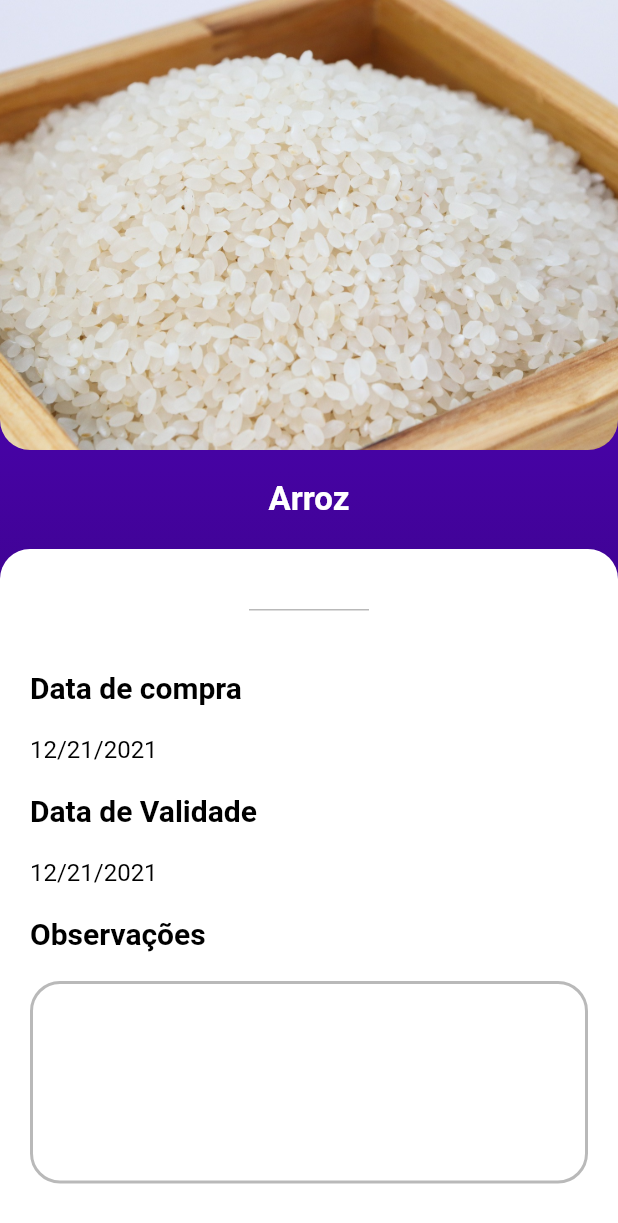
After one commit to gabrielCaio/Kompress, a Flutter app: the Details screen opened by its route, on a phone screen of 412 x 824 dp. The commit adds this screen. Shown: the top 1223 px of the screen. Run offline on Flutter 3.47's test engine with Material 2 defaults, Android fonts, the phone set to English and light mode, and no system bars; our stand-ins replace google_fonts; Roboto replaces fonts that are missing (Domine); project files that could hold a hidden picture were left out.

Commit message:
feat: details page ui completed

```diff
--- a/mobile/lib/app/myapp.dart
+++ b/mobile/lib/app/myapp.dart
@@ -1,4 +1,5 @@
 import 'package:flutter/material.dart';
+import 'package:kompress/app/pages/details.dart';
 
 // Imports das paginas das aplicações
 import 'package:kompress/app/pages/home.dart';
@@ -19,7 +20,7 @@ class MyApp extends StatelessWidget {
       debugShowCheckedModeBanner: false,
       // App title
       title: "Kompress",
-      // This will be the firts page the app will load, make changes accordingly
+      // This will be the first page the app will load, make changes accordingly
       initialRoute: '/home',
       // ALl routes of the aplication
       routes: {
@@ -27,6 +28,7 @@ class MyApp extends StatelessWidget {
         '/register': (context) => const Register(),
         '/home': (context) => const Home(),
         '/edit': (context) => const EditProfile(),
+        '/details': (context) => const Details(),
       },
       // Defining the home page, ### May be not necessary ## TOREVIEW
       home: const Home(),
--- /dev/null
+++ b/mobile/lib/app/pages/details.dart
@@ -0,0 +1,218 @@
+import 'package:flutter/material.dart';
+import 'package:kompress/app/utils/theme.dart';
+
+class Details extends StatefulWidget {
+  const Details({Key? key}) : super(key: key);
+
+  @override
+  _DetailsState createState() => _DetailsState();
+}
+
+class _DetailsState extends State<Details> {
+  String imagePath = "assets/imageAux/Arroz.jpg";
+
+  TextStyle titleStyle = const TextStyle(
+    color: CustomTheme.black,
+    fontSize: 20,
+    fontWeight: FontWeight.bold,
+  );
+
+  TextStyle dataStyle = const TextStyle(
+    color: CustomTheme.black,
+    fontSize: 16,
+    fontWeight: FontWeight.normal,
+  );
+
+  TextStyle nameStyle = const TextStyle(
+    fontSize: 22,
+    fontWeight: FontWeight.bold,
+  );
+
+  void handleAddTagPress() {
+    debugPrint("Adicionar Categoria");
+  }
+
+  @override
+  Widget build(BuildContext context) {
+    return Scaffold(
+      body: SingleChildScrollView(
+        // Page gradient
+        child: Container(
+          decoration: const BoxDecoration(
+            gradient: LinearGradient(
+              colors: [CustomTheme.gradientStart, CustomTheme.gradientEnd],
+              begin: Alignment.topCenter,
+              end: Alignment.bottomCenter,
+            ),
+          ),
+
+          // Page content
+          child: Column(
+            children: [
+              // Image container and style
+              Container(
+                width: MediaQuery.of(context).size.width,
+                height: 300,
+                decoration: BoxDecoration(
+                  image: DecorationImage(
+                    image: AssetImage(imagePath),
+                    fit: BoxFit.cover,
+                  ),
+                  borderRadius: const BorderRadius.only(
+                    bottomLeft: Radius.circular(20),
+                    bottomRight: Radius.circular(20),
+                  ),
+                ),
+              ),
+
+              const SizedBox(height: 20),
+
+              // Item name
+              Text("Arroz", style: nameStyle),
+
+              const SizedBox(height: 20),
+
+              // White container with item data
+              Container(
+                width: MediaQuery.of(context).size.width,
+                padding:
+                    const EdgeInsets.symmetric(horizontal: 20, vertical: 40),
+                decoration: const BoxDecoration(
+                  color: CustomTheme.white,
+                  borderRadius: BorderRadius.only(
+                    topLeft: Radius.circular(20),
+                    topRight: Radius.circular(20),
+                  ),
+                ),
+
+                // Card content
+                child: Column(
+                  children: [
+                    Container(
+                      color: CustomTheme.lightGrey,
+                      width: 80,
+                      height: 1,
+                    ),
+
+                    const SizedBox(height: 40),
+
+                    // Info container
+                    SizedBox(
+                      width: MediaQuery.of(context).size.width,
+                      child: Column(
+                        crossAxisAlignment: CrossAxisAlignment.start,
+                        children: [
+                          // Purchase Date
+                          Text("Data de compra", style: titleStyle),
+                          const SizedBox(height: 20),
+                          Text("12/21/2021", style: dataStyle),
+
+                          const SizedBox(height: 20),
+
+                          // Expire date
+                          Text("Data de Validade", style: titleStyle),
+                          const SizedBox(height: 20),
+                          Text("12/21/2021", style: dataStyle),
+
+                          const SizedBox(height: 20),
+
+                          // Observation
+                          Text("Observações", style: titleStyle),
+                          const SizedBox(height: 20),
+                          const ObservationInput(),
+
+                          const SizedBox(height: 40),
+
+                          // Add Tag Button
+                          InkWell(
+                            onTap: handleAddTagPress,
+                            child: Center(
+                              child: Container(
+                                height: 45,
+                                width: MediaQuery.of(context).size.width * 0.7,
+                                decoration: const BoxDecoration(
+                                  color: CustomTheme.gradientStart,
+                                  borderRadius: BorderRadius.all(
+                                    Radius.circular(20),
+                                  ),
+                                ),
+                                child: Row(
+                                  mainAxisAlignment: MainAxisAlignment.center,
+                                  crossAxisAlignment: CrossAxisAlignment.center,
+                                  children: const [
+                                    Icon(
+                                      Icons.add_circle_outline,
+                                      color: CustomTheme.white,
+                                    ),
+                                    SizedBox(width: 10),
+                                    Text("Adicionar Categoria")
+                                  ],
+                                ),
+                              ),
+                            ),
+                          ),
+                        ],
+                      ),
+                    ),
+                  ],
+                ),
+              ),
+            ],
+          ),
+        ),
+      ),
+    );
+  }
+}
+
+class ObservationInput extends StatelessWidget {
+  final double height;
+  const ObservationInput({
+    Key? key,
+    this.height = 130,
+  }) : super(key: key);
+
+  @override
+  Widget build(BuildContext context) {
+    return Theme(
+      data: Theme.of(context).copyWith(
+        textTheme: const TextTheme(
+          subtitle1: TextStyle(color: CustomTheme.black),
+        ),
+      ),
+      child: const TextField(
+        maxLines: 5,
+        decoration: InputDecoration(
+          border: OutlineInputBorder(
+            borderRadius: BorderRadius.all(Radius.circular(20)),
+            borderSide: BorderSide(
+              color: CustomTheme.lightGrey,
+              width: 2,
+            ),
+          ),
+          enabledBorder: OutlineInputBorder(
+            borderRadius: BorderRadius.all(Radius.circular(20)),
+            borderSide: BorderSide(
+              color: CustomTheme.lightGrey,
+              width: 2,
+            ),
+          ),
+          focusedBorder: OutlineInputBorder(
+            borderRadius: BorderRadius.all(Radius.circular(20)),
+            borderSide: BorderSide(
+              color: CustomTheme.lightGrey,
+              width: 2,
+            ),
+          ),
+          disabledBorder: OutlineInputBorder(
+            borderRadius: BorderRadius.all(Radius.circular(20)),
+            borderSide: BorderSide(
+              color: CustomTheme.lightGrey,
+              width: 2,
+            ),
+          ),
+        ),
+      ),
+    );
+  }
+}
```
